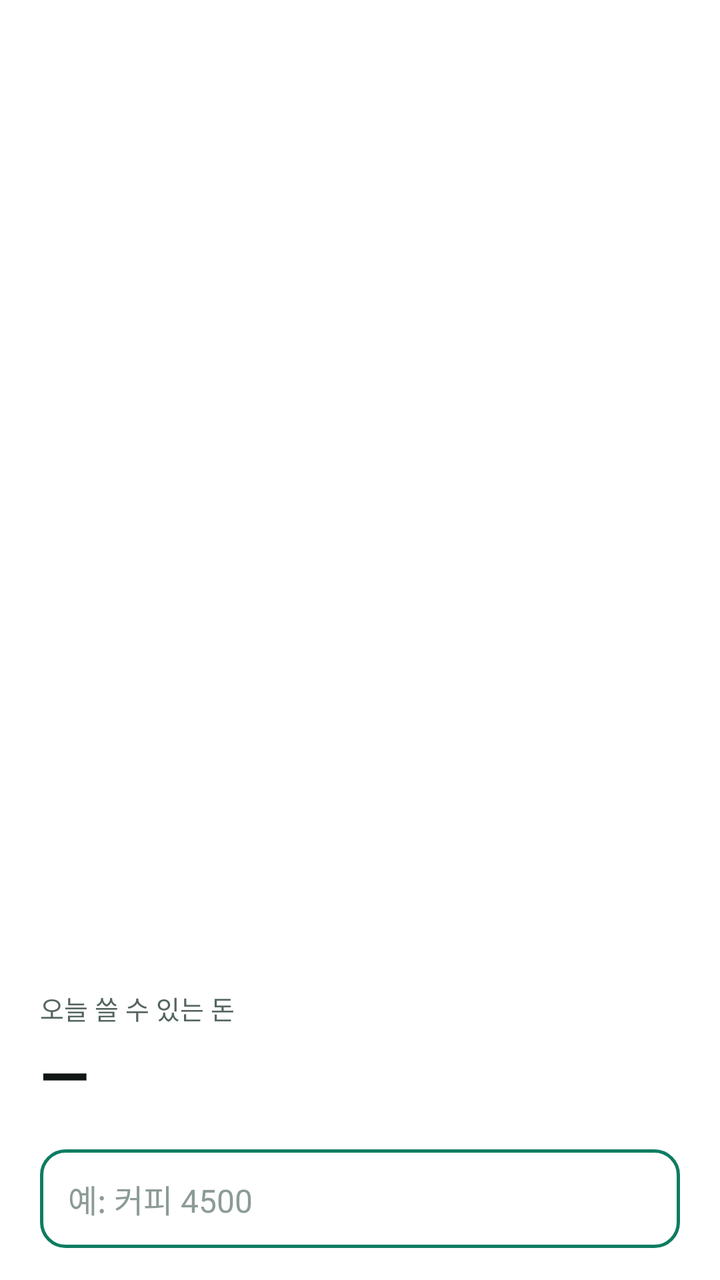
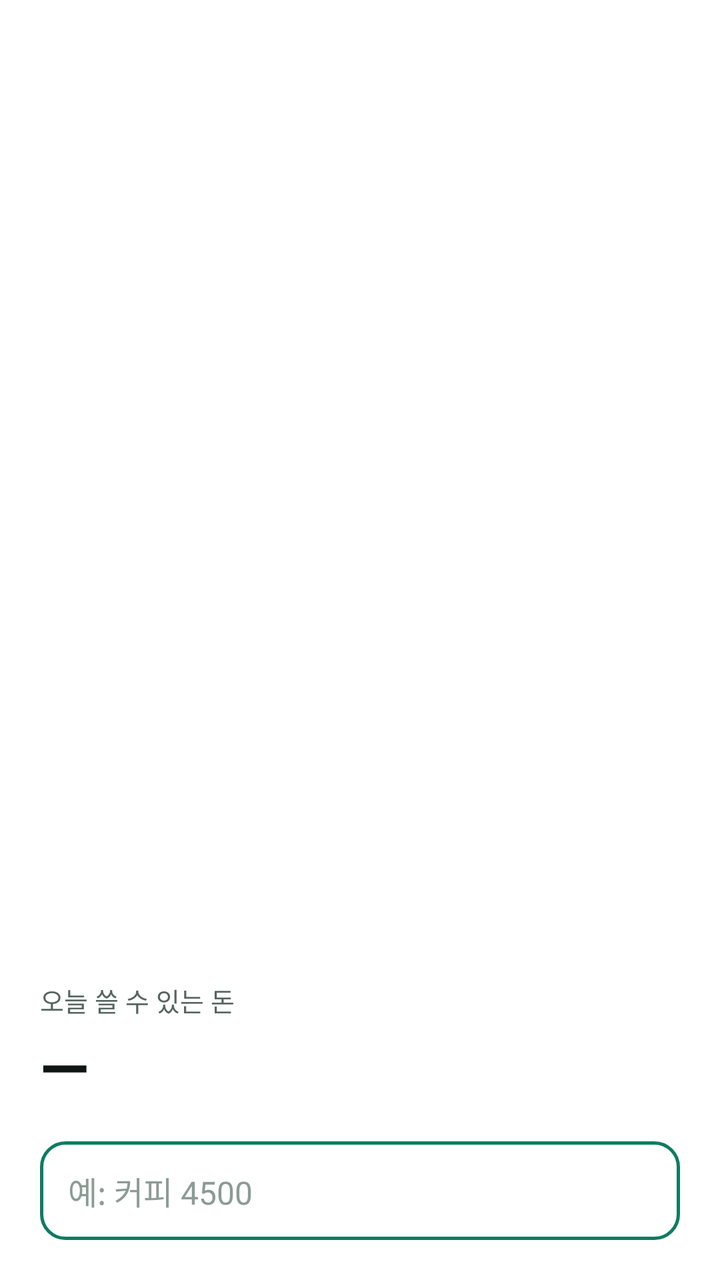

Two renders of the same Android screen: before a commit and after it. Below are the layout's source before the change and the commit's diff.
<!-- AndroidManifest.xml: activity theme Theme.ExpenseLogger.QuickInput -->
<!-- res/layout/activity_quick_input.xml -->
<?xml version="1.0" encoding="utf-8"?>
<FrameLayout xmlns:android="http://schemas.android.com/apk/res/android"
    xmlns:app="http://schemas.android.com/apk/res-auto"
    android:id="@+id/sheetRoot"
    android:layout_width="match_parent"
    android:layout_height="match_parent">

    <LinearLayout
        android:id="@+id/sheet"
        android:layout_width="match_parent"
        android:layout_height="wrap_content"
        android:layout_gravity="bottom"
        android:background="@drawable/bg_sheet"
        android:orientation="vertical"
        android:paddingStart="20dp"
        android:paddingTop="20dp"
        android:paddingEnd="20dp"
        android:paddingBottom="16dp">

        <TextView
            android:id="@+id/textCaption"
            android:layout_width="wrap_content"
            android:layout_height="wrap_content"
            android:text="오늘 쓸 수 있는 돈"
            android:textColor="@color/app_ink_2"
            android:textSize="13sp" />

        <TextView
            android:id="@+id/textAvailable"
            android:layout_width="wrap_content"
            android:layout_height="wrap_content"
            android:layout_marginTop="2dp"
            android:text="—"
            android:textColor="@color/app_ink"
            android:textSize="32sp"
            android:textStyle="bold" />

        <TextView
            android:id="@+id/textBreakdown"
            android:layout_width="match_parent"
            android:layout_height="wrap_content"
            android:layout_marginTop="4dp"
            android:textColor="@color/app_muted"
            android:textSize="12sp"
            android:visibility="gone" />

        <EditText
            android:id="@+id/inputExpense"
            android:layout_width="match_parent"
            android:layout_height="wrap_content"
            android:layout_marginTop="16dp"
            android:autofillHints=""
            android:background="@drawable/bg_input"
            android:hint="예: 커피 4500"
            android:imeOptions="actionSend"
            android:inputType="text"
            android:maxLines="1"
            android:paddingStart="14dp"
            android:paddingTop="13dp"
            android:paddingEnd="14dp"
            android:paddingBottom="13dp"
            android:textColor="@color/app_ink"
            android:textColorHint="@color/app_muted"
            android:textSize="16sp" />

        <com.google.android.material.button.MaterialButtonToggleGroup
            android:id="@+id/groupPurse"
            android:layout_width="match_parent"
            android:layout_height="wrap_content"
            android:layout_marginTop="10dp"
            android:visibility="gone"
            app:selectionRequired="true"
            app:singleSelection="true">

            <com.google.android.material.button.MaterialButton
                android:id="@+id/buttonPursePersonal"
                style="@style/Widget.Material3.Button.OutlinedButton"
                android:layout_width="0dp"
                android:layout_height="wrap_content"
                android:layout_weight="1"
                android:text="개인" />

            <com.google.android.material.button.MaterialButton
                android:id="@+id/buttonPurseShared"
                style="@style/Widget.Material3.Button.OutlinedButton"
                android:layout_width="0dp"
                android:layout_height="wrap_content"
                android:layout_weight="1"
                android:text="공용" />
        </com.google.android.material.button.MaterialButtonToggleGroup>

        
        <LinearLayout
            android:id="@+id/rowResult"
            android:layout_width="match_parent"
            android:layout_height="wrap_content"
            android:layout_marginTop="8dp"
            android:gravity="center_vertical"
            android:orientation="horizontal"
            android:visibility="gone">

            <TextView
                android:id="@+id/textResult"
                android:layout_width="0dp"
                android:layout_height="wrap_content"
                android:layout_weight="1"
                android:textSize="13sp" />

            <com.google.android.material.button.MaterialButton
                android:id="@+id/buttonDone"
                style="@style/Widget.Material3.Button.TextButton"
                android:layout_width="wrap_content"
                android:layout_height="wrap_content"
                android:minWidth="0dp"
                android:text="완료"
                android:visibility="gone" />
        </LinearLayout>
    </LinearLayout>
</FrameLayout>
<!-- resources referenced by this layout -->
<resources>
  <color name="app_ink">#101614</color>
  <color name="app_ink_2">#55655F</color>
  <color name="app_muted">#8C9B95</color>
  <!-- drawable bg_input (drawable) -->
  <?xml version="1.0" encoding="utf-8"?>
  <shape xmlns:android="http://schemas.android.com/apk/res/android"
      android:shape="rectangle">
      <solid android:color="@color/app_card" />
      <stroke
          android:width="1.5dp"
          android:color="@color/app_accent" />
      <corners android:radius="12dp" />
  </shape>
  <!-- drawable bg_sheet (drawable) -->
  <?xml version="1.0" encoding="utf-8"?>
  <shape xmlns:android="http://schemas.android.com/apk/res/android"
      android:shape="rectangle">
      <solid android:color="@color/app_card" />
      <corners
          android:topLeftRadius="22dp"
          android:topRightRadius="22dp" />
  </shape>
  <style name="Theme.ExpenseLogger.QuickInput" parent="Theme.ExpenseLogger">
          <item name="android:windowBackground">@android:color/transparent</item>
          <item name="android:windowIsTranslucent">true</item>
          <item name="android:windowContentOverlay">@null</item>
          <item name="android:windowNoTitle">true</item>
          <item name="android:backgroundDimEnabled">true</item>
          <item name="android:backgroundDimAmount">0.45</item>
      </style>
  <color name="app_card">#FFFFFF</color>
  <color name="app_accent">#0E7C61</color>
  <style name="Theme.ExpenseLogger" parent="Theme.Material3.DayNight.NoActionBar" />
</resources>

<!-- the commit's change to res/layout/activity_quick_input.xml (unified diff, before → after) -->
@@ -90,30 +90,20 @@
         </com.google.android.material.button.MaterialButtonToggleGroup>
 
         
-        <LinearLayout
-            android:id="@+id/rowResult"
+        <TextView
+            android:id="@+id/textResult"
             android:layout_width="match_parent"
             android:layout_height="wrap_content"
             android:layout_marginTop="8dp"
-            android:gravity="center_vertical"
-            android:orientation="horizontal"
-            android:visibility="gone">
+            android:textSize="13sp"
+            android:visibility="gone" />
 
-            <TextView
-                android:id="@+id/textResult"
-                android:layout_width="0dp"
-                android:layout_height="wrap_content"
-                android:layout_weight="1"
-                android:textSize="13sp" />
-
-            <com.google.android.material.button.MaterialButton
-                android:id="@+id/buttonDone"
-                style="@style/Widget.Material3.Button.TextButton"
-                android:layout_width="wrap_content"
-                android:layout_height="wrap_content"
-                android:minWidth="0dp"
-                android:text="완료"
-                android:visibility="gone" />
-        </LinearLayout>
+        
+        <LinearLayout
+            android:id="@+id/listEntries"
+            android:layout_width="match_parent"
+            android:layout_height="wrap_content"
+            android:layout_marginTop="4dp"
+            android:orientation="vertical" />
     </LinearLayout>
 </FrameLayout>
